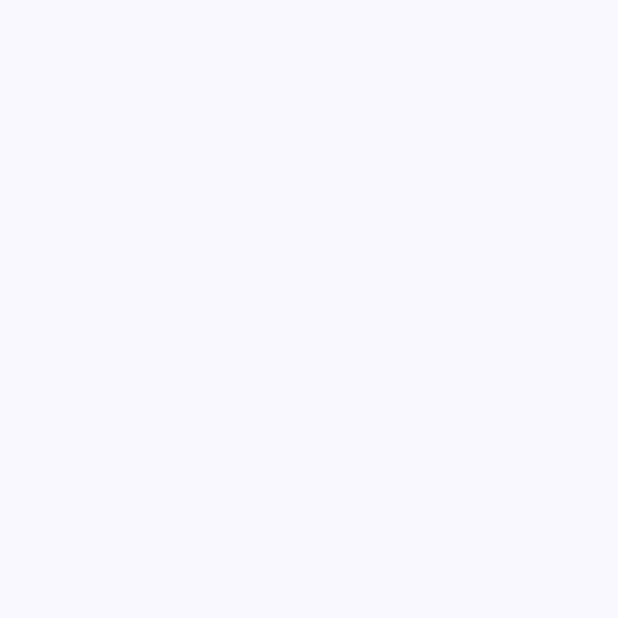
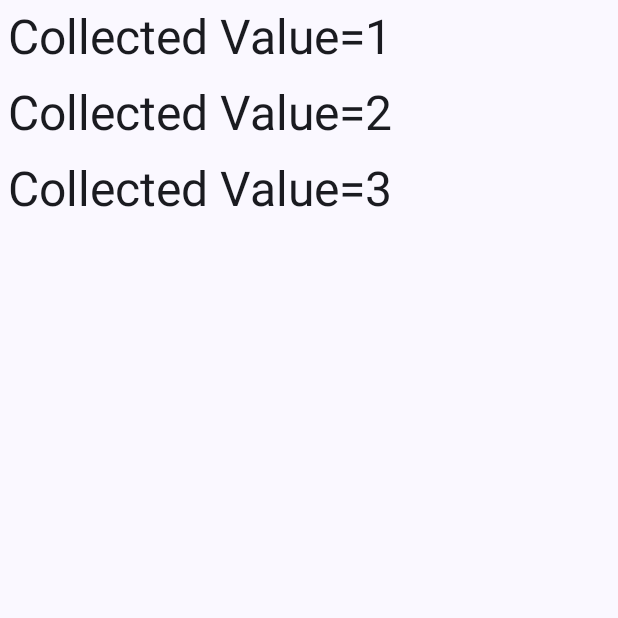
Before and after one commit to Sofochka13/SharedFlowDemo, an Android app built with Jetpack Compose: the screen it shows after launch (MainActivity), on a phone screen of 412 x 824 dp, the top half of it. Before the commit the part shown is empty. Run offline under Robolectric (Android 15) with nearby library versions, the phone set to English and light mode, and no system bars.

Commit message:
Collect SharedFlow data and display in LazyColumn

```diff
--- a/app/src/main/java/com/example/sharedflowdemo/MainActivity.kt
+++ b/app/src/main/java/com/example/sharedflowdemo/MainActivity.kt
@@ -6,11 +6,20 @@ import androidx.activity.compose.setContent
 import androidx.activity.enableEdgeToEdge
 import androidx.compose.foundation.layout.fillMaxSize
 import androidx.compose.foundation.layout.padding
+import androidx.compose.foundation.lazy.LazyColumn
+import androidx.compose.foundation.lazy.items
+import androidx.compose.material3.MaterialTheme
 import androidx.compose.material3.Scaffold
+import androidx.compose.material3.Text
 import androidx.compose.runtime.Composable
+import androidx.compose.runtime.LaunchedEffect
+import androidx.compose.runtime.remember
 import androidx.compose.ui.Modifier
+import androidx.compose.ui.unit.dp
+import androidx.lifecycle.viewmodel.compose.viewModel
 import com.example.sharedflowdemo.ui.theme.SharedFlowDemoTheme
-import androidx.lifecycle.viewmodel.compose.viewModel
+import kotlinx.coroutines.flow.SharedFlow
+import androidx.compose.runtime.mutableStateListOf
 
 class MainActivity : ComponentActivity() {
     override fun onCreate(savedInstanceState: Bundle?) {
@@ -32,9 +41,39 @@ fun ScreenSetup(
     viewModel: DemoViewModel = viewModel()
 ) {
 
-    MainScreen(modifier)
+    MainScreen(modifier, viewModel.sharedFlow)
 }
 
-@androidx.compose.runtime.Composable
-fun MainScreen(modifier: Modifier = Modifier) {
+@Composable
+fun MainScreen(
+    modifier: Modifier = Modifier,
+    sharedFlow: SharedFlow<Int>
+) {
+    val messages = remember { mutableStateListOf<Int>() }
+
+    LaunchedEffect(key1 = Unit) {
+        sharedFlow.collect { value ->
+            println("Collecting $value")
+            messages.add(value)
+        }
+    }
+
+    LazyColumn(modifier = modifier) {
+        items(messages) { value ->
+            Text(
+                text = "Collected Value=$value",
+                style = MaterialTheme.typography.headlineLarge,
+                modifier = Modifier.padding(5.dp)
+            )
+        }
+    }
 }
+
+@androidx.compose.ui.tooling.preview.Preview(showBackground = true)
+@Composable
+fun GreetingPreview() {
+    SharedFlowDemoTheme {
+        val viewModel: DemoViewModel = viewModel()
+        MainScreen(sharedFlow = viewModel.sharedFlow)
+    }
+}
```
